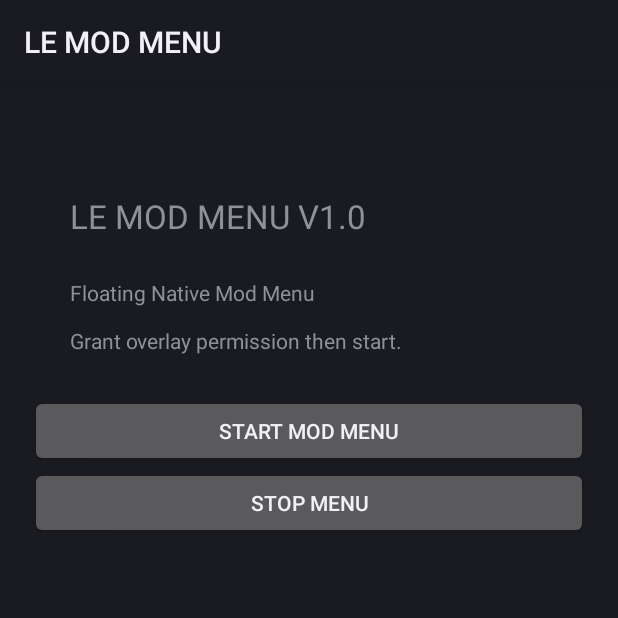
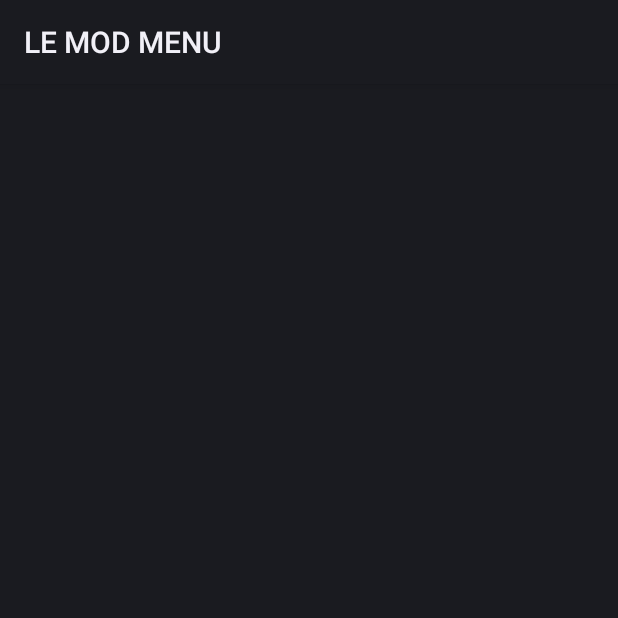
Before and after one commit to leccgamesandapps-art/LE-MOD-MENU-ANDROID, an Android app: the screen it shows after launch (MainActivity), on a phone screen of 412 x 824 dp, the top half of it. Run offline under Robolectric (Android 15) with nearby library versions, the phone set to English and light mode, and no system bars.

Commit message:
Auto start mod menu + redirect to overlay settings instead of crash

```diff
--- a/app/src/main/java/com/lemodmenu/MainActivity.java
+++ b/app/src/main/java/com/lemodmenu/MainActivity.java
@@ -6,10 +6,6 @@ import android.net.Uri;
 import android.os.Build;
 import android.os.Bundle;
 import android.provider.Settings;
-import android.view.View;
-import android.widget.Button;
-import android.widget.LinearLayout;
-import android.widget.TextView;
 import android.widget.Toast;
 
 public class MainActivity extends Activity {
@@ -20,73 +16,47 @@ public class MainActivity extends Activity {
     protected void onCreate(Bundle savedInstanceState) {
         super.onCreate(savedInstanceState);
 
-        TextView title = new TextView(this);
-        title.setText("LE MOD MENU V1.0");
-        title.setTextSize(22);
-        title.setPadding(40, 80, 40, 20);
+        // Check overlay permission first
+        if (Build.VERSION.SDK_INT >= Build.VERSION_CODES.M) {
+            if (!Settings.canDrawOverlays(this)) {
+                // Go directly to Display over other apps settings
+                Intent intent = new Intent(Settings.ACTION_MANAGE_OVERLAY_PERMISSION,
+                        Uri.parse("package:" + getPackageName()));
+                startActivityForResult(intent, OVERLAY_PERMISSION_CODE);
+                Toast.makeText(this, "Please allow Display over other apps", Toast.LENGTH_LONG).show();
+                return;
+            }
+        }
 
-        TextView info = new TextView(this);
-        info.setText("Floating Native Mod Menu\n\nGrant overlay permission then start.");
-        info.setPadding(40, 20, 40, 40);
-
-        Button startBtn = new Button(this);
-        startBtn.setText("START MOD MENU");
-        startBtn.setOnClickListener(new View.OnClickListener() {
-            @Override
-            public void onClick(View v) {
-                if (checkOverlayPermission()) {
-                    startService(new Intent(MainActivity.this, FloatingModMenuService.class));
-                    Toast.makeText(MainActivity.this, "LE Mod Menu started", Toast.LENGTH_SHORT).show();
-                } else {
-                    requestOverlayPermission();
-                }
-            }
-        });
-
-        Button stopBtn = new Button(this);
-        stopBtn.setText("STOP MENU");
-        stopBtn.setOnClickListener(new View.OnClickListener() {
-            @Override
-            public void onClick(View v) {
-                stopService(new Intent(MainActivity.this, FloatingModMenuService.class));
-                Toast.makeText(MainActivity.this, "Menu stopped", Toast.LENGTH_SHORT).show();
-            }
-        });
-
-        LinearLayout layout = new LinearLayout(this);
-        layout.setOrientation(LinearLayout.VERTICAL);
-        layout.setPadding(30, 30, 30, 30);
-        layout.addView(title);
-        layout.addView(info);
-        layout.addView(startBtn);
-        layout.addView(stopBtn);
-
-        setContentView(layout);
+        // Permission already granted → start menu automatically
+        startModMenu();
     }
 
-    private boolean checkOverlayPermission() {
-        if (Build.VERSION.SDK_INT >= Build.VERSION_CODES.M) {
-            return Settings.canDrawOverlays(this);
+    private void startModMenu() {
+        try {
+            startService(new Intent(this, FloatingModMenuService.class));
+            Toast.makeText(this, "LE Mod Menu started", Toast.LENGTH_SHORT).show();
+        } catch (Exception e) {
+            Toast.makeText(this, "Failed to start menu", Toast.LENGTH_SHORT).show();
         }
-        return true;
-    }
-
-    private void requestOverlayPermission() {
-        if (Build.VERSION.SDK_INT >= Build.VERSION_CODES.M) {
-            Intent intent = new Intent(Settings.ACTION_MANAGE_OVERLAY_PERMISSION,
-                    Uri.parse("package:" + getPackageName()));
-            startActivityForResult(intent, OVERLAY_PERMISSION_CODE);
-        }
+        // Close the activity so only floating menu remains
+        finish();
     }
 
     @Override
     protected void onActivityResult(int requestCode, int resultCode, Intent data) {
         super.onActivityResult(requestCode, resultCode, data);
+
         if (requestCode == OVERLAY_PERMISSION_CODE) {
-            if (checkOverlayPermission()) {
-                startService(new Intent(this, FloatingModMenuService.class));
-            } else {
-                Toast.makeText(this, "Overlay permission is required", Toast.LENGTH_LONG).show();
+            if (Build.VERSION.SDK_INT >= Build.VERSION_CODES.M) {
+                if (Settings.canDrawOverlays(this)) {
+                    // User granted permission → start menu
+                    startModMenu();
+                } else {
+                    // Still not granted
+                    Toast.makeText(this, "Overlay permission is required", Toast.LENGTH_LONG).show();
+                    finish();
+                }
             }
         }
     }
```
